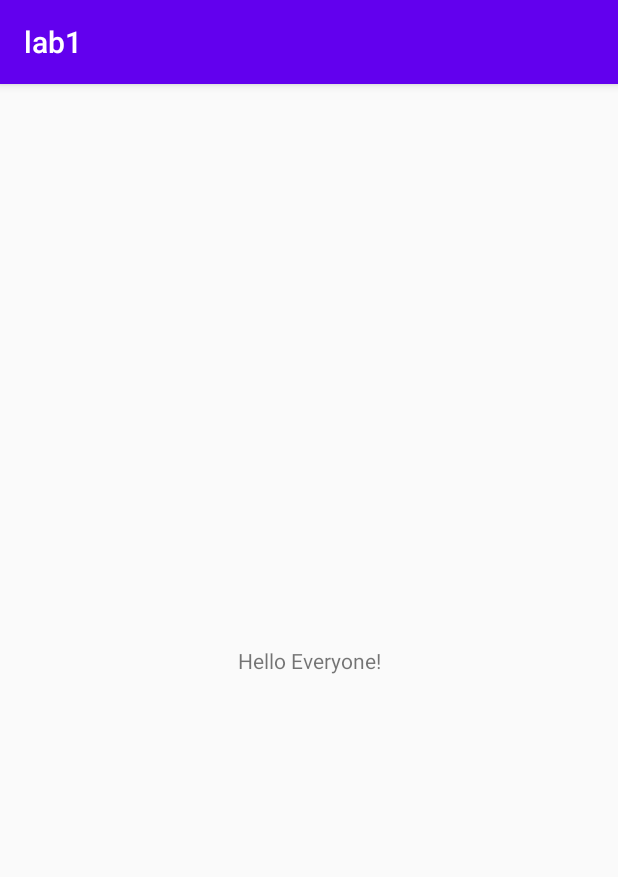
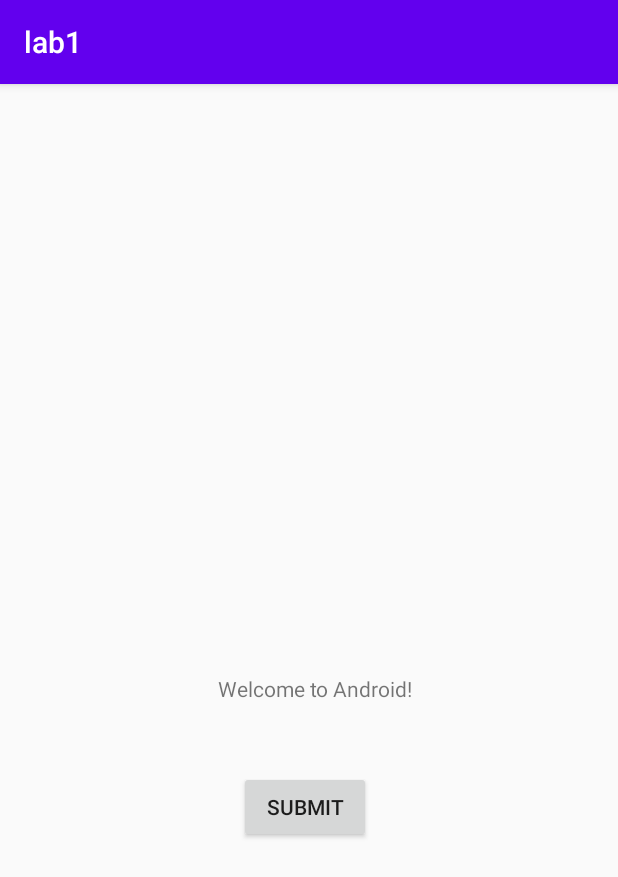
Before and after one commit to CS407-Fall-2021/lab1-aneeshp10, an Android app: the screen it shows after launch (LabActivity), on a phone screen of 412 x 824 dp. Shown: the top 877 px of the screen. Run offline under Robolectric (Android 15) with nearby library versions, the phone set to English and light mode, and no system bars.

```diff
--- a/app/src/main/res/layout/activity_main.xml
+++ b/app/src/main/res/layout/activity_main.xml
@@ -7,12 +7,26 @@
     tools:context=".LabActivity">
 
     <TextView
+        android:id="@+id/textView"
         android:layout_width="wrap_content"
         android:layout_height="wrap_content"
-        android:text="Hello Everyone!"
+        android:text="Welcome to Android!"
         app:layout_constraintBottom_toBottomOf="parent"
+        app:layout_constraintHorizontal_bias="0.516"
         app:layout_constraintLeft_toLeftOf="parent"
         app:layout_constraintRight_toRightOf="parent"
-        app:layout_constraintTop_toTopOf="parent" />
+        app:layout_constraintTop_toTopOf="parent"
+        app:layout_constraintVertical_bias="0.525" />
+
+    <Button
+        android:id="@+id/button2"
+        android:layout_width="wrap_content"
+        android:layout_height="wrap_content"
+        android:layout_marginStart="14dp"
+        android:layout_marginLeft="14dp"
+        android:layout_marginTop="45dp"
+        android:text="Submit"
+        app:layout_constraintStart_toStartOf="@+id/textView"
+        app:layout_constraintTop_toBottomOf="@+id/textView" />
 
 </androidx.constraintlayout.widget.ConstraintLayout>
```
